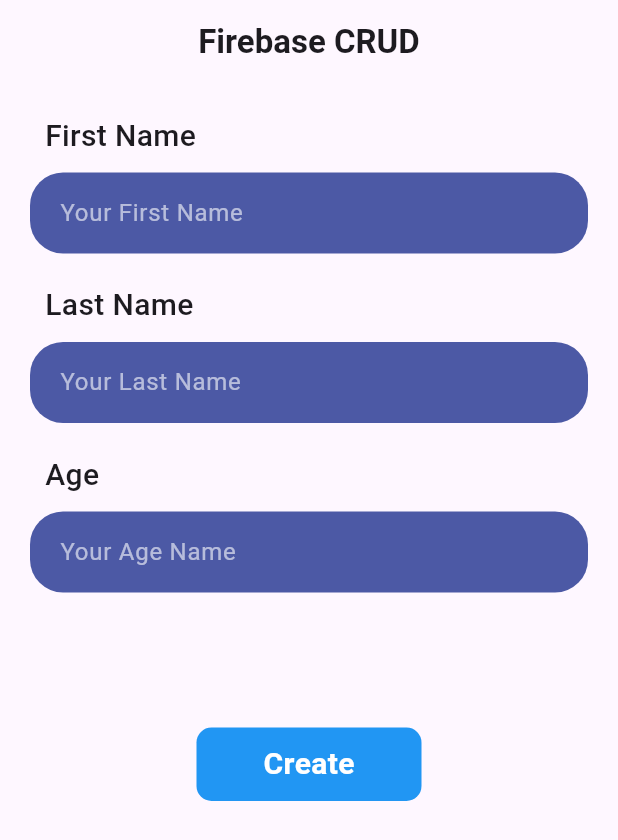
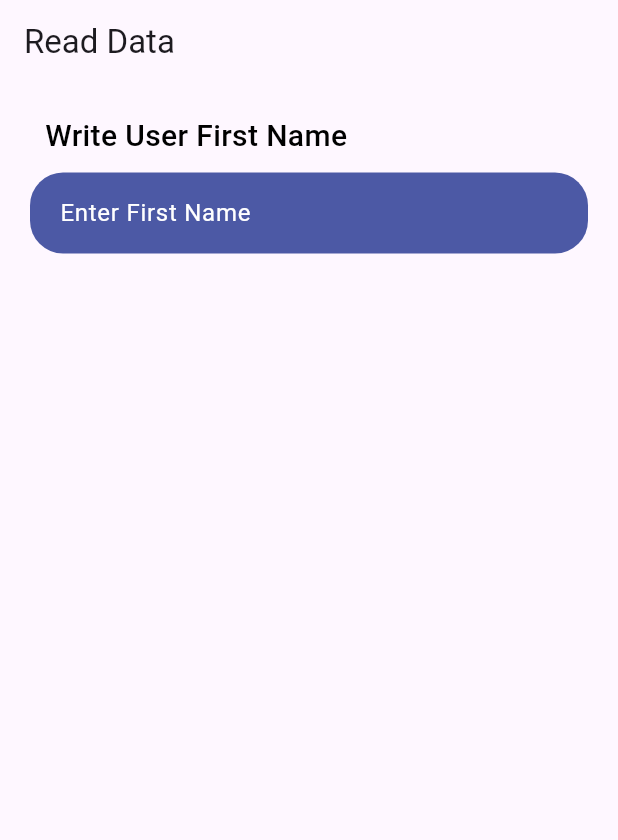
Before and after one commit to Khammunh/firebase_crud2024, a Flutter app: the screen it shows after launch, on a phone screen of 412 x 824 dp. Shown: the top 840 px of the screen. Run offline on Flutter 3.47's test engine with Material 3 defaults, Android fonts, the phone set to English and light mode, and no system bars; our stand-ins replace cloud_firestore, firebase_core, fluttertoast; accounts and stored records are empty.

Commit message:
create read

```diff
--- a/analysis_options.yaml
+++ b/analysis_options.yaml
@@ -7,6 +7,9 @@
 
 # The following line activates a set of recommended lints for Flutter apps,
 # packages, and plugins designed to encourage good coding practices.
+analyzer:
+  errors:
+    avoid_unnecessary_containers: ignore
 include: package:flutter_lints/flutter.yaml
 
 linter:
--- a/lib/main.dart
+++ b/lib/main.dart
@@ -1,4 +1,5 @@
 import 'package:firebase/page/home.dart';
+import 'package:firebase/page/read_data.dart';
 import 'package:firebase_core/firebase_core.dart';
 
 import 'package:flutter/material.dart';
@@ -16,9 +17,8 @@ class MyApp extends StatelessWidget {
 
   @override
   Widget build(BuildContext context) {
-    return const MaterialApp(
-      debugShowCheckedModeBanner: false,
-      home: HomePage()
-    );
+    return const MaterialApp(debugShowCheckedModeBanner: false, home: ReadData()
+        // home: HomePage()
+        );
   }
 }
--- /dev/null
+++ b/lib/page/read_data.dart
@@ -0,0 +1,71 @@
+import 'package:flutter/material.dart';
+import 'package:flutter/widgets.dart';
+
+class ReadData extends StatefulWidget {
+  const ReadData({super.key});
+
+  @override
+  State<ReadData> createState() => _ReadDataState();
+}
+
+class _ReadDataState extends State<ReadData> {
+  String? firstName, lastName, age, id;
+  @override
+  Widget build(BuildContext context) {
+    return Scaffold(
+      appBar: AppBar(
+        title: const Text('Read Data'),
+      ),
+      body: Container(
+        child: Column(
+          crossAxisAlignment: CrossAxisAlignment.start,
+          children: [
+            const SizedBox(height: 20.0),
+            const Padding(
+              padding: EdgeInsets.only(left: 30.0),
+              child: Text(
+                'Write User First Name',
+                style: TextStyle(
+                  color: Colors.black,
+                  fontSize: 20.0,
+                  fontWeight: FontWeight.w500,
+                ),
+              ),
+            ),
+            const SizedBox(height: 10.0),
+            Container(
+              padding: const EdgeInsets.symmetric(
+                vertical: 3.0,
+                horizontal: 20.0,
+              ),
+              margin: const EdgeInsets.symmetric(horizontal: 20.0),
+              decoration: BoxDecoration(
+                color: const Color(0xFF4c59a5),
+                borderRadius: BorderRadius.circular(22),
+              ),
+              child: const TextField(
+                decoration: InputDecoration(
+                  border: InputBorder.none,
+                  hintText: 'Enter First Name',
+                  hintStyle: TextStyle(
+                    color: Colors.white,
+                  ),
+                ),
+              ),
+            ),
+            SizedBox(height: 60),
+            GestureDetector(
+              onTap: () {},
+              child: Center(
+                child: Container(
+                  width: 150,
+                  padding: const EdgeInsets.symmetric(vertical: 10.0),
+                ),
+              ),
+            )
+          ],
+        ),
+      ),
+    );
+  }
+}
--- a/pubspec.yaml
+++ b/pubspec.yaml
@@ -38,6 +38,7 @@ dependencies:
   firebase_core: ^2.31.1
   firebase_storage: ^11.7.6
   cloud_firestore: ^4.17.4
+  fluttertoast: ^8.2.5
 
 dev_dependencies:
   flutter_test:
```
Also changed, not shown: lib/page/database.dart (added, +10 -0 lines), lib/page/home.dart (+28 -5 lines), pubspec.lock.
